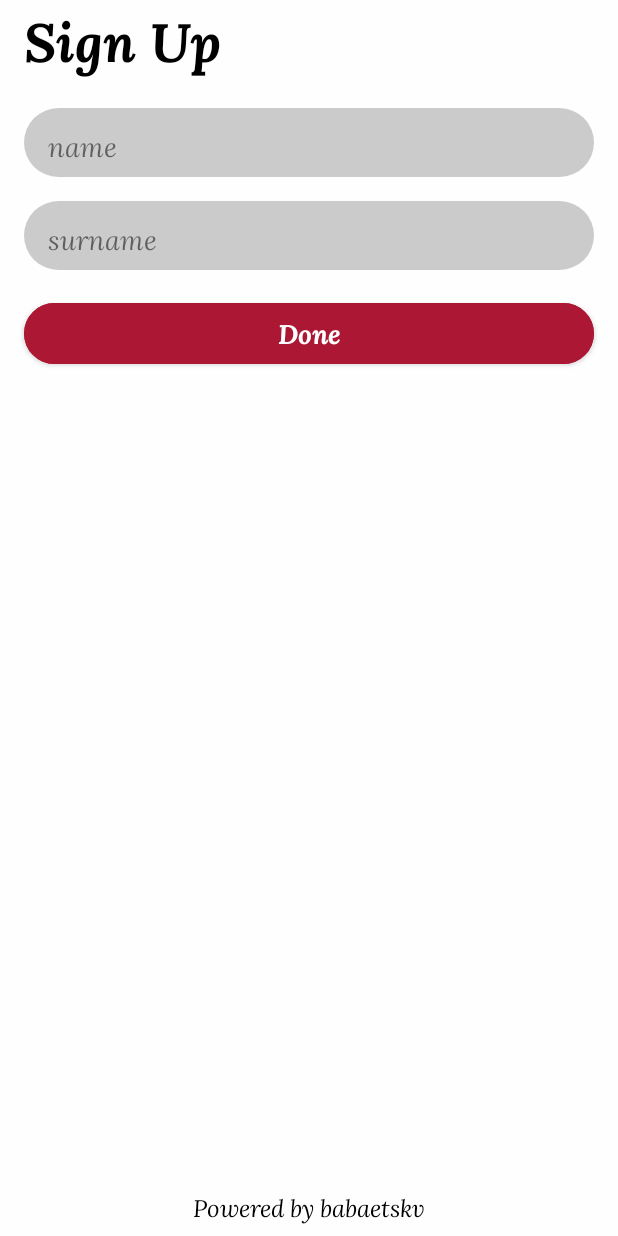
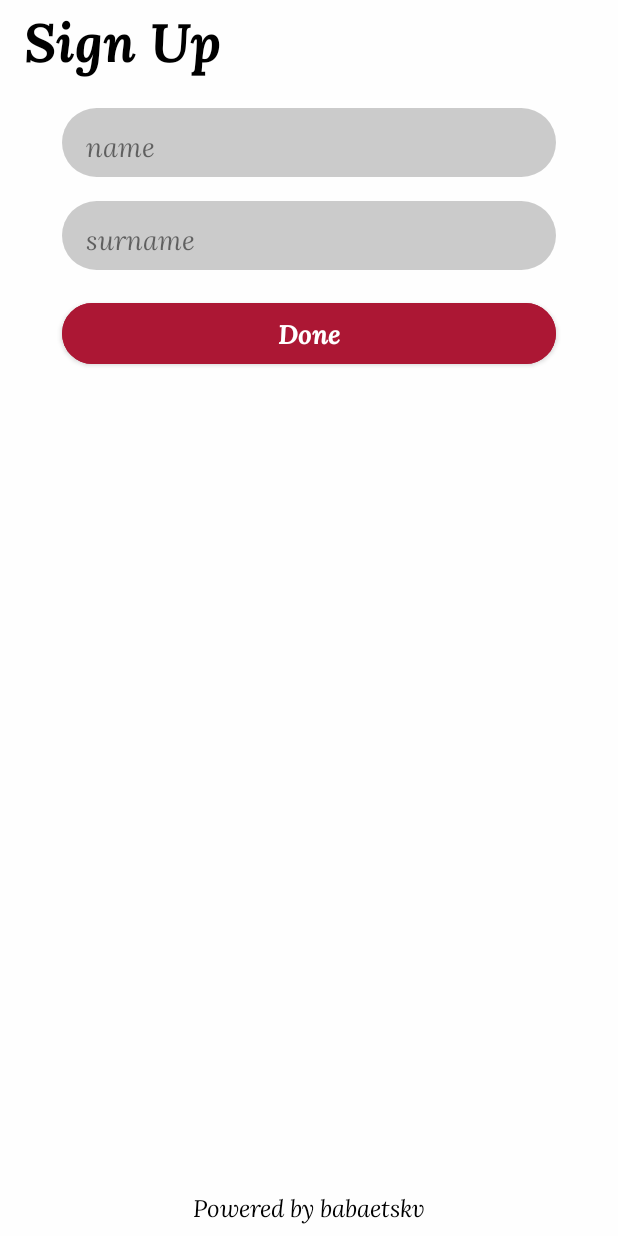
Before and after one commit to Lider123/PassionWoman, an Android app: the fragment EditProfileFragment placed in its activity, on a phone screen of 412 x 824 dp. Run offline under Robolectric (Android 15) with nearby library versions, the phone set to English and light mode, and no system bars; libraries missing offline, so code that uses them is left out: android.viewbinding.library, com.github.terrakok.cicerone; pictures from the network do not load; 33 statements that could not run were skipped.

Commit message:
Set up landscape mode for edit profile screen

```diff
--- a/app/src/main/res/layout/fragment_edit_profile.xml
+++ b/app/src/main/res/layout/fragment_edit_profile.xml
@@ -37,7 +37,8 @@
             android:layout_marginHorizontal="@dimen/margin_default"
             app:layout_constraintTop_toBottomOf="@id/toolbar"
             app:layout_constraintStart_toStartOf="parent"
-            app:layout_constraintEnd_toEndOf="parent">
+            app:layout_constraintEnd_toEndOf="parent"
+            app:layout_constraintWidth_percent="@integer/input_constraint_width_percentage">
             <com.google.android.material.textfield.TextInputEditText
                 android:id="@+id/inputName"
                 android:layout_width="match_parent"
@@ -59,7 +60,8 @@
             android:layout_marginHorizontal="@dimen/margin_default"
             app:layout_constraintTop_toBottomOf="@id/inputNameWrapper"
             app:layout_constraintStart_toStartOf="parent"
-            app:layout_constraintEnd_toEndOf="parent">
+            app:layout_constraintEnd_toEndOf="parent"
+            app:layout_constraintWidth_percent="@integer/input_constraint_width_percentage">
             <com.google.android.material.textfield.TextInputEditText
                 android:id="@+id/inputSurname"
                 android:layout_width="match_parent"
@@ -83,6 +85,7 @@
             app:layout_constraintTop_toBottomOf="@id/inputSurnameWrapper"
             app:layout_constraintStart_toStartOf="parent"
             app:layout_constraintEnd_toEndOf="parent"
+            app:layout_constraintWidth_percent="@integer/input_constraint_width_percentage"
             style="@style/Widget.PassionWoman.Button.Colored"/>
 
         <androidx.appcompat.widget.AppCompatTextView
```
